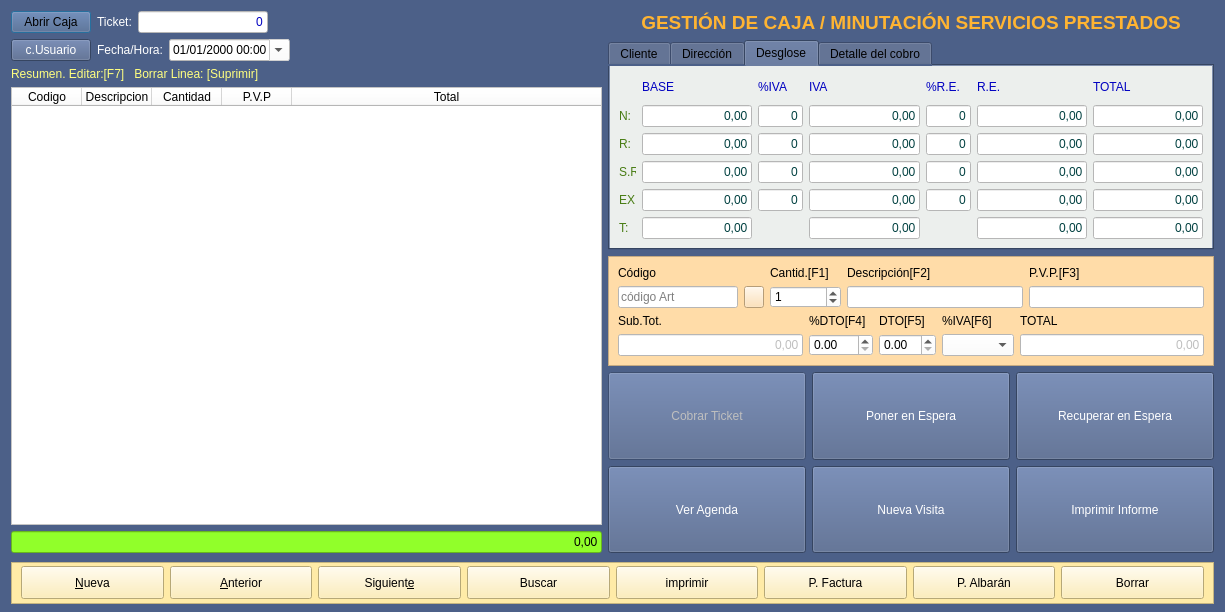
arcnexus/RedFoX, file TPV/frmcajaminuta.ui: the form before one commit.
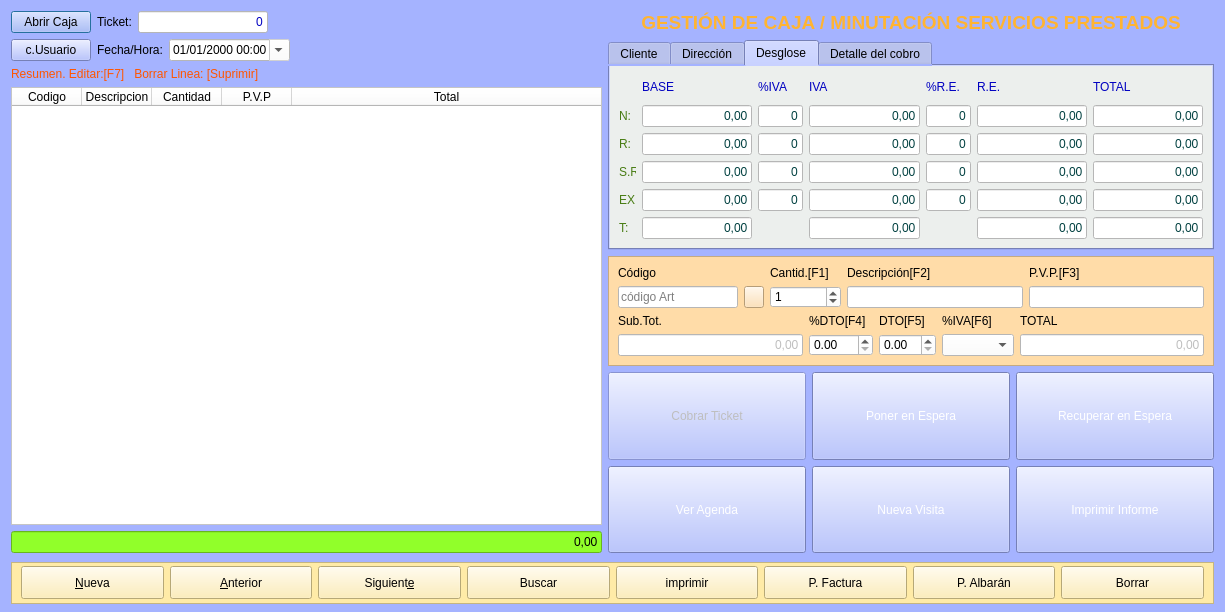
The form after the commit. Icons and pictures are not drawn.

Diff of the .ui file:
```diff
--- a/TPV/frmcajaminuta.ui
+++ b/TPV/frmcajaminuta.ui
@@ -18,8 +18,7 @@
     <normaloff>:/Icons/PNG/Maya.png</normaloff>:/Icons/PNG/Maya.png</iconset>
   </property>
   <property name="styleSheet">
-   <string notr="true">background-color: #4C6088;
-</string>
+   <string notr="true">background-color: rgb(165, 179, 255);</string>
   </property>
   <layout class="QVBoxLayout" name="verticalLayout_4">
    <item>
@@ -42,7 +41,7 @@
          <item>
           <widget class="QLabel" name="label_12">
            <property name="styleSheet">
-            <string notr="true">color: rgb(255, 255, 255);</string>
+            <string notr="true">color: rgb(0,0,0);</string>
            </property>
            <property name="text">
             <string>Ticket:</string>
@@ -92,7 +91,7 @@
          <item>
           <widget class="QPushButton" name="btnCambioUsuario">
            <property name="styleSheet">
-            <string notr="true">color: rgb(255, 255, 255);</string>
+            <string notr="true">color: rgb(0,0,0);</string>
            </property>
            <property name="text">
             <string>c.Usuario</string>
@@ -102,7 +101,7 @@
          <item>
           <widget class="QLabel" name="label_16">
            <property name="styleSheet">
-            <string notr="true">color: rgb(255, 255, 255);</string>
+            <string notr="true">color: rgb(0,0,0);</string>
            </property>
            <property name="text">
             <string>Fecha/Hora:</string>
@@ -145,7 +144,7 @@
          <item>
           <widget class="QLabel" name="label_19">
            <property name="styleSheet">
-            <string notr="true">color: rgb(255, 255, 127);</string>
+            <string notr="true">color: rgb(255, 85, 0);</string>
            </property>
            <property name="text">
             <string>Resumen. Editar:[F7]   Borrar Linea: [Suprimir]</string>
```
Left out of the diff: 40 changed lines with no effect on the pictures.
